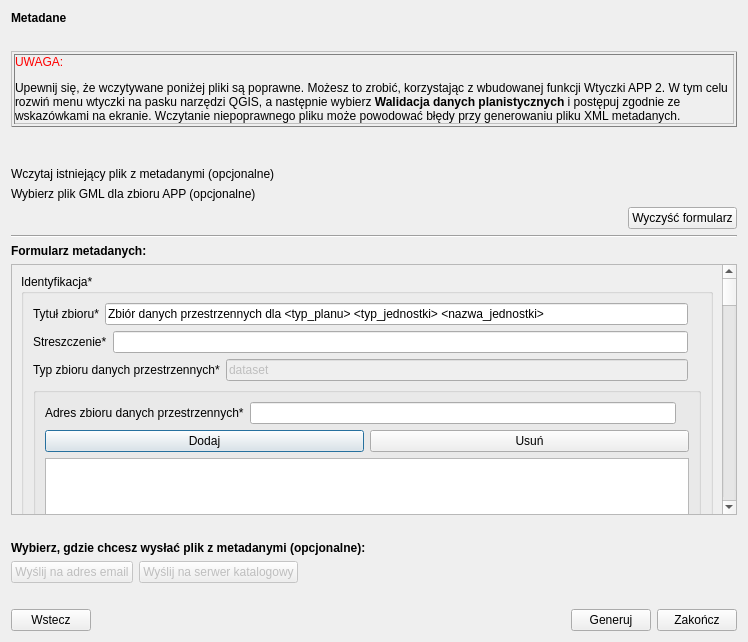
This is modules/metadata/views/ui/metadane_dialog_base.ui in CyfryzacjaAPP/wtyczka_qgis_app_2 as Qt 5 draws it before an edit. The edited form follows.
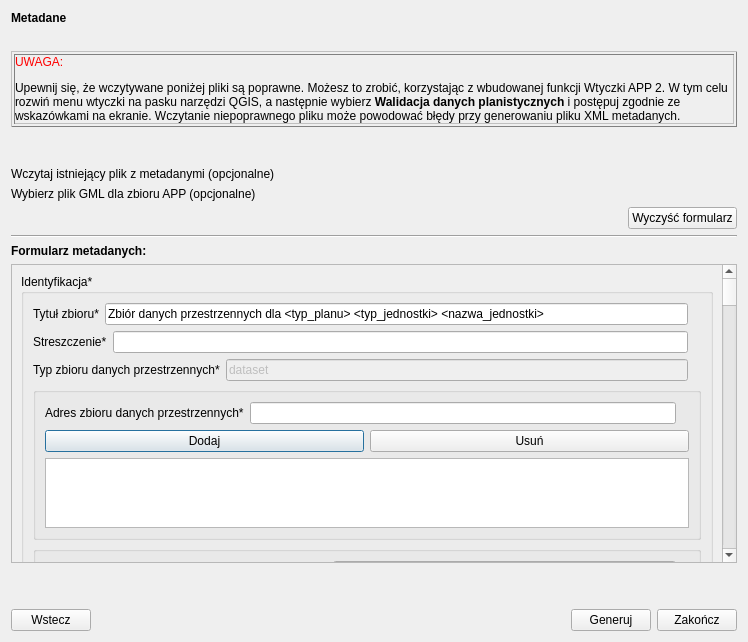
This is the edited form. Icons and pictures are not drawn. Custom widgets are drawn as their Qt base class.

Patch:
```diff
--- a/modules/metadata/views/ui/metadane_dialog_base.ui
+++ b/modules/metadata/views/ui/metadane_dialog_base.ui
@@ -151,7 +151,7 @@
           <x>0</x>
           <y>0</y>
           <width>709</width>
-          <height>337</height>
+          <height>1452</height>
          </rect>
         </property>
         <layout class="QGridLayout" name="gridLayout_2">
@@ -2629,55 +2629,7 @@
       </widget>
      </item>
      <item>
-      <widget class="QLabel" name="send_lbl">
-       <property name="font">
-        <font>
-         <weight>75</weight>
-         <bold>true</bold>
-         <kerning>true</kerning>
-        </font>
-       </property>
-       <property name="text">
-        <string>Wybierz, gdzie chcesz wysłać plik z metadanymi (opcjonalne):</string>
-       </property>
-      </widget>
-     </item>
-     <item>
-      <layout class="QGridLayout" name="gridLayout">
-       <item row="0" column="1">
-        <widget class="QPushButton" name="server_btn">
-         <property name="enabled">
-          <bool>false</bool>
-         </property>
-         <property name="text">
-          <string>Wyślij na serwer katalogowy</string>
-         </property>
-        </widget>
-       </item>
-       <item row="0" column="0">
-        <widget class="QPushButton" name="email_btn">
-         <property name="enabled">
-          <bool>false</bool>
-         </property>
-         <property name="text">
-          <string>Wyślij na adres email</string>
-         </property>
-        </widget>
-       </item>
-       <item row="0" column="2">
-        <spacer name="horizontalSpacer_2">
-         <property name="orientation">
-          <enum>Qt::Horizontal</enum>
-         </property>
-         <property name="sizeHint" stdset="0">
-          <size>
-           <width>40</width>
-           <height>20</height>
-          </size>
-         </property>
-        </spacer>
-       </item>
-      </layout>
+      <layout class="QGridLayout" name="gridLayout"/>
      </item>
      <item>
       <widget class="QLabel" name="empty2_lbl">
```
Left out of the diff: 6 changed lines with no effect on the pictures.
